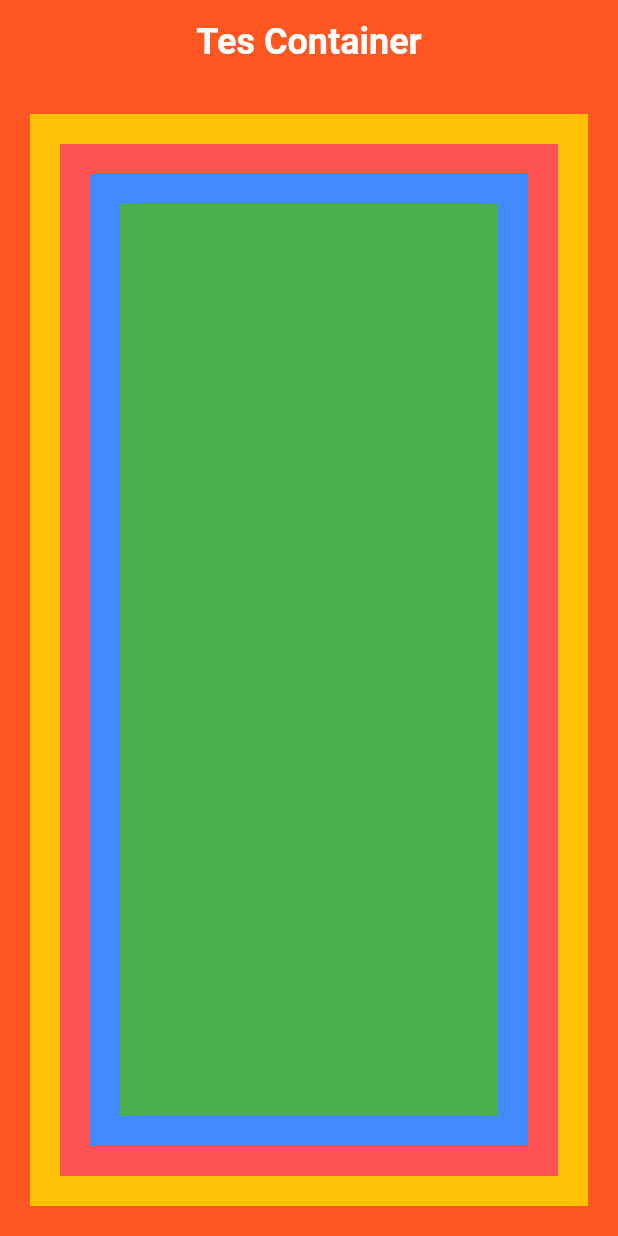
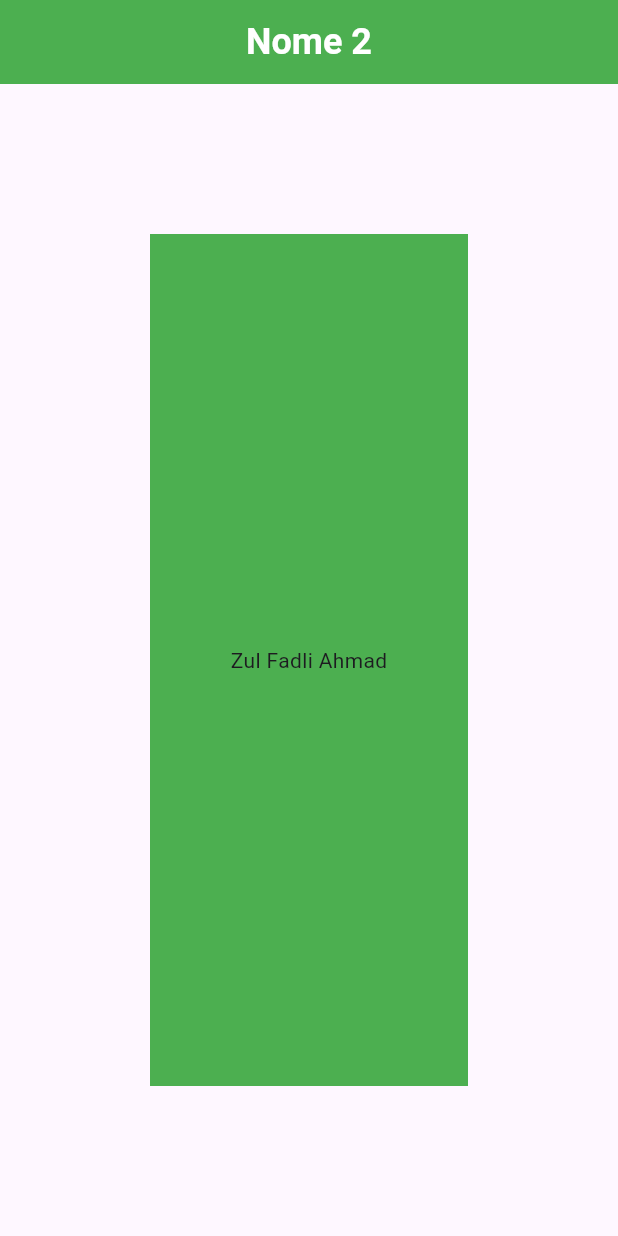
Before and after one commit to zumaku/flutter_journery, a Flutter app: the screen it shows after launch, on a phone screen of 412 x 824 dp. Run offline on Flutter 3.47's test engine with Material 3 defaults, Android fonts, the light colour scheme and no system bars.

Commit message:
LP 2 - No 2

```diff
--- a/lib/main.dart
+++ b/lib/main.dart
@@ -13,9 +13,9 @@
       home: Scaffold(
         appBar: AppBar(
           title: Center(
-            child: Text("Tes Container"),
+            child: Text("Nome 2"),
           ),
-          backgroundColor: Colors.deepOrange,
+          backgroundColor: Colors.green,
           titleTextStyle: TextStyle(
             color: Colors.white,
             fontWeight: FontWeight.bold,
@@ -24,25 +24,11 @@
           ),
         ),
         body: Container(
-          color: Colors.deepOrange,
-
           child: Container(
-            margin: EdgeInsets.all(20),
-            color: Colors.amber,
-
-            child: Container(
-              margin: EdgeInsets.all(20),
-              color: Colors.redAccent,
-
-              child: Container(
-                margin: EdgeInsets.all(20),
-                color: Colors.blueAccent,
-
-                child: Container(
-                  margin: EdgeInsets.all(20),
-                  color: Colors.green,
-                ),
-              ),
+            margin: EdgeInsets.all(100),
+            color: Colors.green,
+            child: Center(
+              child: Text("Zul Fadli Ahmad"),
             ),
           ),
         ),
```
